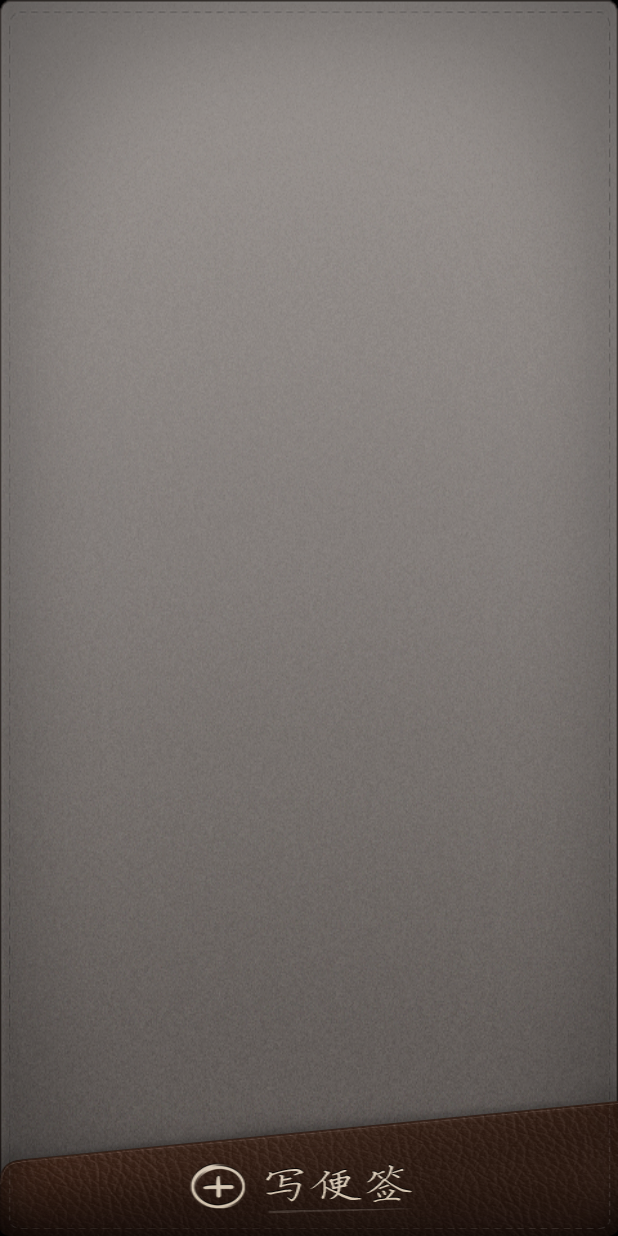
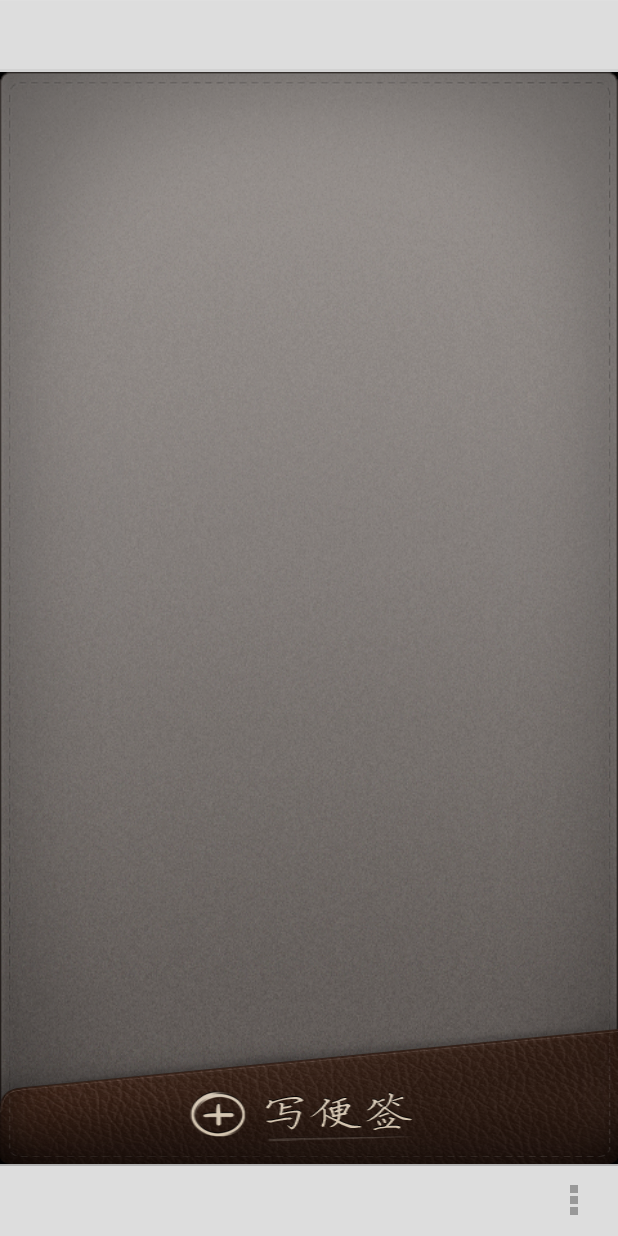
Before and after one commit to huoyu2000/Notesmaster, an Android app: the screen it shows after launch (NotesListActivity), on a phone screen of 412 x 824 dp. Run offline under Robolectric (Android 15) with nearby library versions, the phone set to English and light mode, and no system bars.

Commit message:
让更多工具变得可见

```diff
--- a/app/src/main/res/values/styles.xml
+++ b/app/src/main/res/values/styles.xml
@@ -64,6 +64,6 @@
 
     <style name="NoteActionBarStyle" parent="@android:style/Widget.Holo.Light.ActionBar.Solid">
         <item name="android:displayOptions" />
-        <item name="android:visibility">gone</item>
+        <item name="android:visibility">visible</item>
     </style>
 </resources>
```
